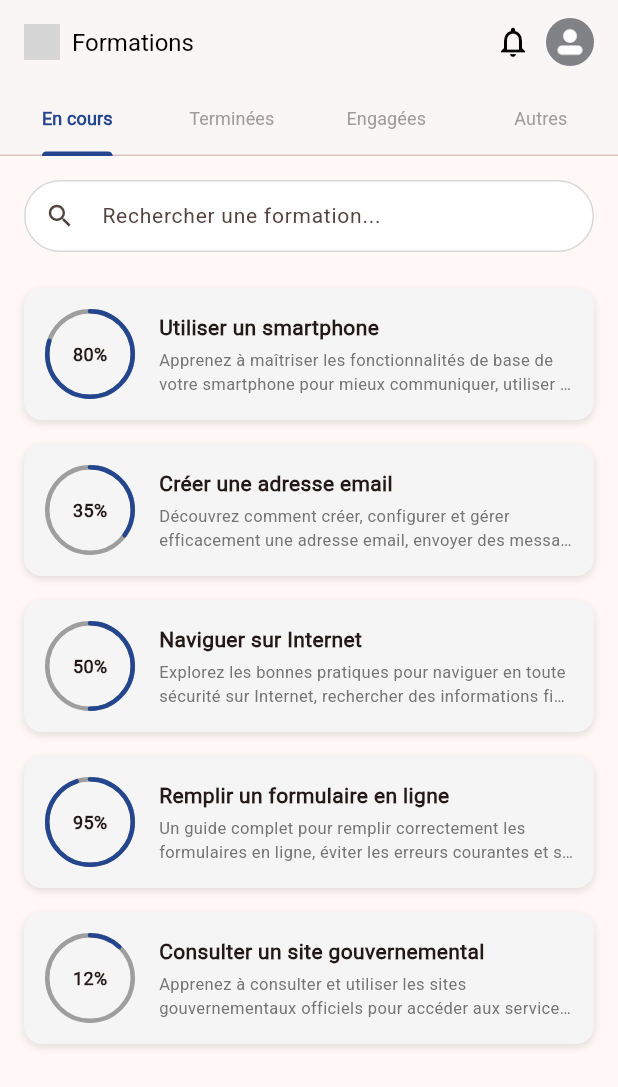
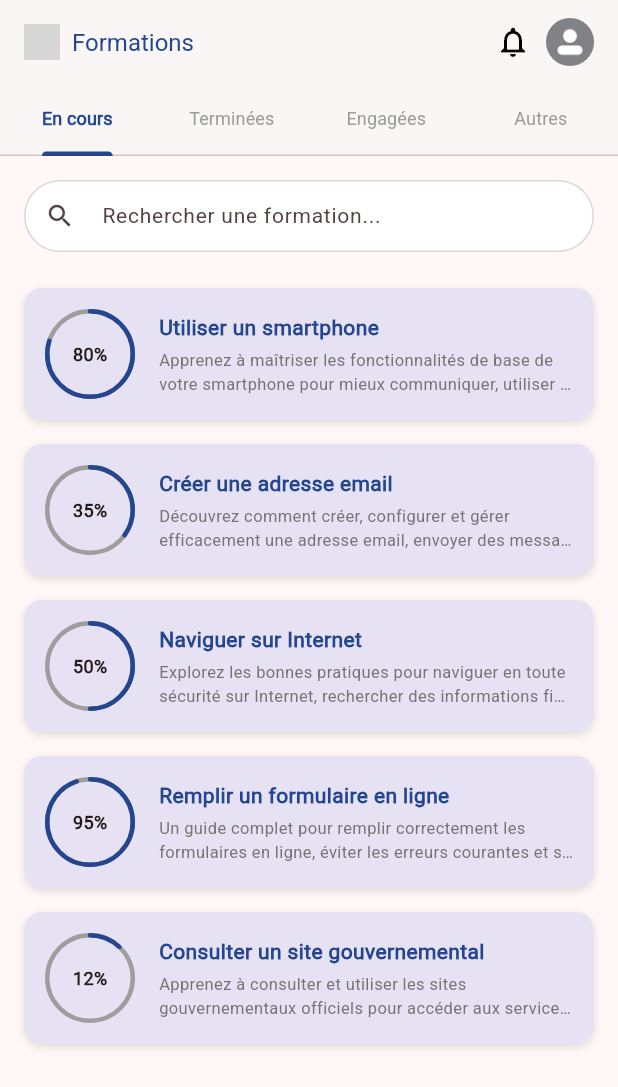
Before and after one commit to IALYFrancisco/NUMEDU, a Flutter app: the screen it shows once a user with an empty profile is signed in, on a phone screen of 412 x 824 dp. Shown: the top 1087 px of the screen. Run offline on Flutter 3.47's test engine with Material 3 defaults, Android fonts, the phone set to English and light mode, and no system bars; drawn by our look-alikes of percent_indicator; our stand-ins replace cloud_firestore, firebase_auth, firebase_core, firebase_storage, flutter_dotenv, image_picker; accounts and stored records are empty; grey boxes are pictures that could not be loaded.

Commit message:
amélioration de thème de l'application

```diff
--- a/lib/screens/dashboard.dart
+++ b/lib/screens/dashboard.dart
@@ -150,7 +150,7 @@ class _DashboardPageState extends State<DashboardPage> with SingleTickerProvider
                 const SizedBox(width: 8),
                 const Text(
                   "Formations",
-                  style: TextStyle(fontSize: 16, color: Colors.black),
+                  style: TextStyle(fontSize: 16, color: Color(0xFF23468E)),
                 ),
               ],
             ),
@@ -308,7 +308,7 @@ class _DashboardPageState extends State<DashboardPage> with SingleTickerProvider
                       margin: const EdgeInsets.symmetric(horizontal: 16, vertical: 8),
                       padding: const EdgeInsets.all(14),
                       decoration: BoxDecoration(
-                        color: Colors.grey[100],
+                        color: Color(0xFFe7e2f3),
                         borderRadius: BorderRadius.circular(12),
                         boxShadow: const [
                           BoxShadow(
@@ -339,7 +339,7 @@ class _DashboardPageState extends State<DashboardPage> with SingleTickerProvider
                               children: [
                                 Text(
                                   _formations[index],
-                                  style: const TextStyle(fontSize: 14, fontWeight: FontWeight.w700),
+                                  style: const TextStyle(fontSize: 14, fontWeight: FontWeight.w700, color: Color(0xFF23468E)),
                                 ),
                                 const SizedBox(height: 4),
                                 Text(
```
